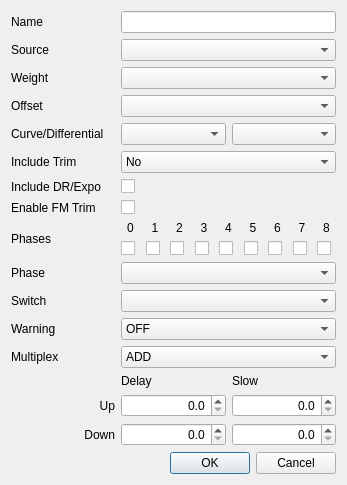
Old version of the form src/mixerdialog.ui in the repository roberto1903/companion9x.
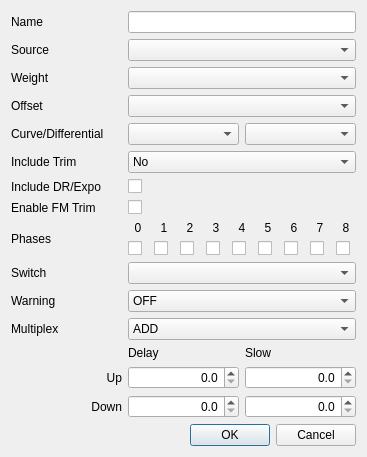
New version of the form. Icons and pictures are not drawn.

```diff
--- a/src/mixerdialog.ui
+++ b/src/mixerdialog.ui
@@ -6,8 +6,8 @@
    <rect>
     <x>0</x>
     <y>0</y>
-    <width>347</width>
-    <height>456</height>
+    <width>367</width>
+    <height>444</height>
    </rect>
   </property>
   <property name="sizePolicy">
@@ -26,7 +26,15 @@
   <layout class="QGridLayout" name="gridLayout_3">
    <item row="0" column="0">
     <layout class="QGridLayout" name="gridLayout_2">
-     <item row="11" column="0">
+     <item row="9" column="1" colspan="2">
+      <widget class="QComboBox" name="switchesCB">
+       <property name="whatsThis">
+        <string>Switch used by the mix.
+If blank then the mix is considered to be &quot;ON&quot; all the time.</string>
+       </property>
+      </widget>
+     </item>
+     <item row="10" column="0">
       <widget class="QLabel" name="label_8">
        <property name="text">
         <string>Warning</string>
@@ -64,7 +72,7 @@
        </property>
       </widget>
      </item>
-     <item row="12" column="0">
+     <item row="11" column="0">
       <widget class="QLabel" name="label_9">
        <property name="text">
         <string>Multiplex</string>
@@ -134,14 +142,14 @@
        </property>
       </widget>
      </item>
-     <item row="10" column="0">
+     <item row="9" column="0">
       <widget class="QLabel" name="label_7">
        <property name="text">
         <string>Switch</string>
        </property>
       </widget>
      </item>
-     <item row="12" column="1" colspan="2">
+     <item row="11" column="1" colspan="2">
       <widget class="QComboBox" name="mltpxCB">
        <property name="whatsThis">
         <string>Multiplexer
@@ -170,14 +178,6 @@
       </widget>
      </item>
      <item row="10" column="1" colspan="2">
-      <widget class="QComboBox" name="switchesCB">
-       <property name="whatsThis">
-        <string>Switch used by the mix.
-If blank then the mix is considered to be &quot;ON&quot; all the time.</string>
-       </property>
-      </widget>
-     </item>
-     <item row="11" column="1" colspan="2">
       <widget class="QComboBox" name="warningCB">
        <property name="whatsThis">
         <string>Mixer warning.
@@ -376,21 +376,6 @@
        </item>
       </layout>
      </item>
-     <item row="9" column="1" colspan="2">
-      <widget class="QComboBox" name="phasesCB">
-       <property name="whatsThis">
-        <string>Switch used by the mix.
-If blank then the mix is considered to be &quot;ON&quot; all the time.</string>
-       </property>
-      </widget>
-     </item>
-     <item row="9" column="0">
-      <widget class="QLabel" name="label_phase">
-       <property name="text">
-        <string>Phase</string>
-       </property>
-      </widget>
-     </item>
      <item row="1" column="1" colspan="2">
       <widget class="QComboBox" name="sourceCB">
        <property name="whatsThis">
```
